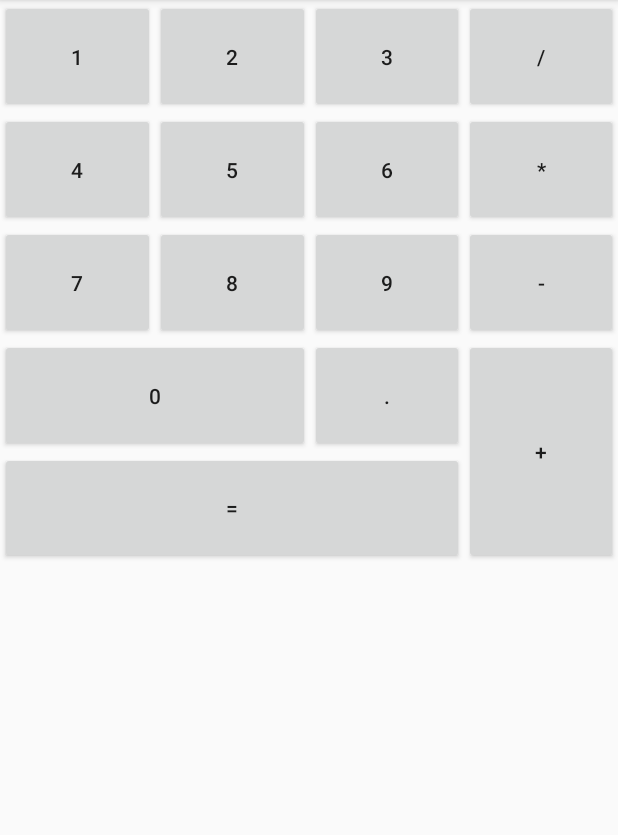
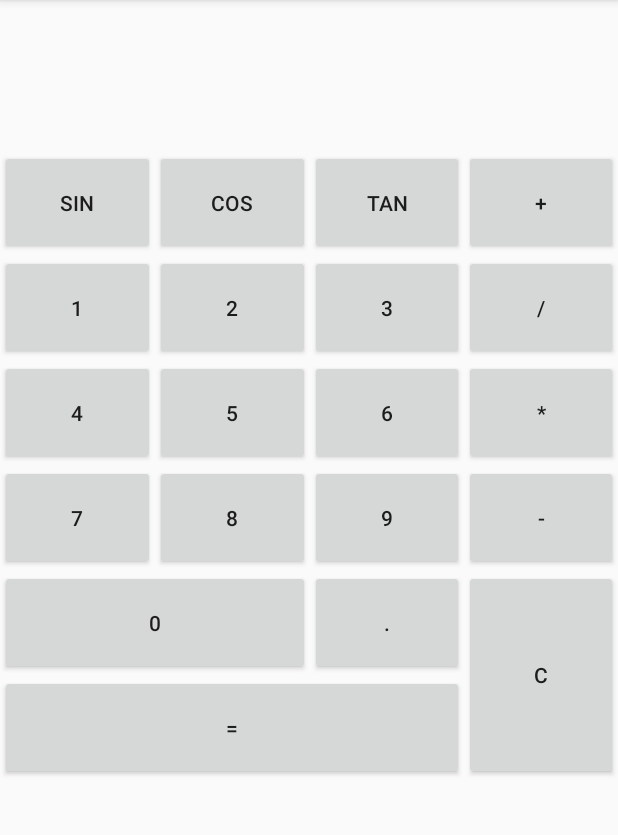
Before and after one commit to AngusJin/calculator, an Android app: the screen it shows after launch (MainActivity), on a phone screen of 412 x 824 dp, the part 84-919 px from its top. Run offline under Robolectric (Android 15) with nearby library versions, the phone set to English and light mode, and no system bars.

Commit message:
尝试更新

```diff
--- a/app/src/main/java/com/example/demo1/MainActivity.java
+++ b/app/src/main/java/com/example/demo1/MainActivity.java
@@ -1,6 +1,11 @@
 package com.example.demo1;
 
 import androidx.appcompat.app.AppCompatActivity;
+import android.os.Bundle;
+import android.view.View;
+import android.widget.Button;
+import android.widget.TextView;
+
 
 import android.os.Bundle;
 
--- a/app/src/main/res/layout/activity_main.xml
+++ b/app/src/main/res/layout/activity_main.xml
@@ -6,35 +6,75 @@
     android:layout_height="match_parent"
     android:orientation="vertical" >
 
-    <LinearLayout
+    <TextView
         android:layout_width="match_parent"
-        android:layout_height="wrap_content"
-        android:orientation="vertical"/>
+        android:layout_height="100dp"/>
 
     <LinearLayout
+        android:id="@+id/btn11"
         android:layout_width="match_parent"
-        android:layout_height="75dp"
+        android:layout_height="70dp"
+        android:orientation="horizontal">
+
+
+        <Button
+            android:id="@+id/btn12"
+            android:layout_width="match_parent"
+            android:layout_height="match_parent"
+            android:layout_weight="1"
+            android:text="sin" />
+
+        <Button
+            android:id="@+id/btn13"
+            android:layout_width="match_parent"
+            android:layout_height="match_parent"
+            android:layout_weight="1"
+            android:text="cos" />
+
+        <Button
+            android:id="@+id/btn14"
+            android:layout_width="match_parent"
+            android:layout_height="match_parent"
+            android:layout_weight="1"
+            android:text="tan" />
+
+        <Button
+            android:id="@+id/btn15"
+            android:layout_width="match_parent"
+            android:layout_height="match_parent"
+            android:layout_weight="1"
+            android:text="+" />
+    </LinearLayout>
+
+    <LinearLayout
+        android:id="@+id/btn21"
+        android:layout_width="match_parent"
+        android:layout_height="70dp"
         android:orientation="horizontal" >
 
         <Button
+            android:id="@+id/btn22"
             android:layout_width="match_parent"
             android:layout_height="match_parent"
             android:layout_weight="1"
             android:text="1" />
 
         <Button
+            android:id="@+id/btn23"
             android:layout_width="match_parent"
             android:layout_height="match_parent"
             android:layout_weight="1"
             android:text="2" />
 
         <Button
+            android:id="@+id/btn24"
             android:layout_width="match_parent"
             android:layout_height="match_parent"
             android:layout_weight="1"
             android:text="3" />
 
         <Button
+            android:id="@+id/btn25"
             android:layout_width="match_parent"
             android:layout_height="match_parent"
             android:layout_weight="1"
@@ -43,28 +83,32 @@
 
     <LinearLayout
         android:layout_width="match_parent"
-        android:layout_height="75dp"
+        android:layout_height="70dp"
         android:orientation="horizontal" >
 
         <Button
+            android:id="@+id/btn31"
             android:layout_width="match_parent"
             android:layout_height="match_parent"
             android:layout_weight="1"
             android:text="4" />
 
         <Button
+            android:id="@+id/btn32"
             android:layout_width="match_parent"
             android:layout_height="match_parent"
             android:layout_weight="1"
             android:text="5" />
 
         <Button
+            android:id="@+id/btn33"
             android:layout_width="match_parent"
             android:layout_height="match_parent"
             android:layout_weight="1"
             android:text="6" />
 
         <Button
+            android:id="@+id/btn34"
             android:layout_width="match_parent"
             android:layout_height="match_parent"
             android:layout_weight="1"
@@ -73,28 +117,32 @@
 
     <LinearLayout
         android:layout_width="match_parent"
-        android:layout_height="75dp"
+        android:layout_height="70dp"
         android:orientation="horizontal" >
 
         <Button
+            android:id="@+id/btn41"
             android:layout_width="match_parent"
             android:layout_height="match_parent"
             android:layout_weight="1"
             android:text="7" />
 
         <Button
+            android:id="@+id/btn42"
             android:layout_width="match_parent"
             android:layout_height="match_parent"
             android:layout_weight="1"
             android:text="8" />
 
         <Button
+            android:id="@+id/btn43"
             android:layout_width="match_parent"
             android:layout_height="match_parent"
             android:layout_weight="1"
             android:text="9" />
 
         <Button
+            android:id="@+id/btm44"
             android:layout_width="match_parent"
             android:layout_height="match_parent"
             android:layout_weight="1"
@@ -103,7 +151,7 @@
 
     <LinearLayout
         android:layout_width="match_parent"
-        android:layout_height="150dp"
+        android:layout_height="140dp"
         android:orientation="horizontal" >
 
         <LinearLayout
@@ -119,19 +167,21 @@
                 android:orientation="horizontal" >
 
                 <Button
+                    android:id="@+id/btn51"
                     android:layout_width="match_parent"
                     android:layout_height="match_parent"
                     android:layout_weight="1"
                     android:text="0" />
 
                 <Button
+                    android:id="@+id/btn52"
                     android:layout_width="match_parent"
                     android:layout_height="match_parent"
                     android:layout_weight="2"
                     android:text="." />
             </LinearLayout>
-
             <Button
+                android:id="@+id/btn_he"
                 android:layout_width="match_parent"
                 android:layout_height="match_parent"
                 android:layout_weight="1"
@@ -139,10 +189,11 @@
         </LinearLayout>
 
         <Button
+            android:id="@+id/clearbtn"
             android:layout_width="match_parent"
             android:layout_height="match_parent"
             android:layout_weight="3"
-            android:text="+" />
+            android:text="C" />
     </LinearLayout>
 
 </LinearLayout>
```
